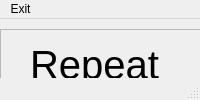
This is mainWindow.ui in guo-max/Programming-Art as Qt 5 draws it before an edit. The edited form follows.
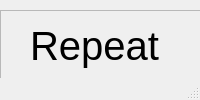
This is the edited form.

Commit message: add exit button

Patch:
```diff
--- a/mainWindow.ui
+++ b/mainWindow.ui
@@ -366,12 +366,6 @@
      <height>22</height>
     </rect>
    </property>
-   <widget class="QMenu" name="menuExit">
-    <property name="title">
-     <string>Exit</string>
-    </property>
-   </widget>
-   <addaction name="menuExit"/>
   </widget>
   <widget class="QStatusBar" name="statusbar"/>
  </widget>
```
Left out of the diff: 18 changed lines with no effect on the pictures. The commit also changes 1 other file.
